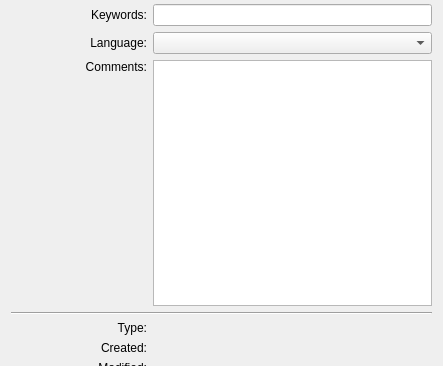
This is libs/widgets/koDocumentInfoAboutWidget.ui in KDE/krita as Qt 5 draws it before an edit; both pictures show x 0 to 443 and y 92 to 458 of the 443 by 546 pixel window. The edited form follows.
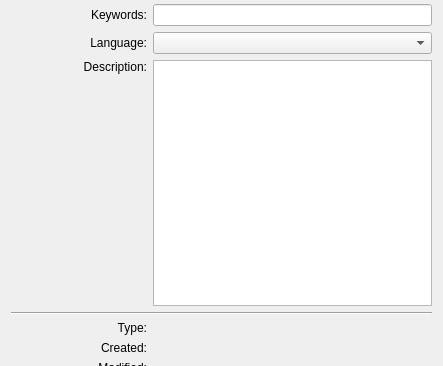
This is the edited form.

Commit message:
BUG:348067 Use "abstract" for the document description
The document info dialog and the new image dialog both have
a description/comments field, but used different
http://www.calligra.org/DTD/document-info-1.1.dtd fields:
comments and abstract. Use abstract everywhere.

Note that the abstract, comments and description fields in the
documentinfo.xml file have nothing to do with dublin core, they
are hold-overs from the old koffice/calligra/opendocument days.

The edit to the form file:
```diff
--- a/libs/widgets/koDocumentInfoAboutWidget.ui
+++ b/libs/widgets/koDocumentInfoAboutWidget.ui
@@ -171,7 +171,7 @@
    <item row="6" column="0">
     <widget class="QLabel" name="lbCommentsDesc">
      <property name="text">
-      <string>Comments:</string>
+      <string>Description:</string>
      </property>
      <property name="alignment">
       <set>Qt::AlignLeading|Qt::AlignLeft|Qt::AlignRight|Qt::AlignTop|Qt::AlignTrailing</set>
```
Left out of the diff: 4 changed lines with no effect on the pictures. The commit also changes 4 other files.
